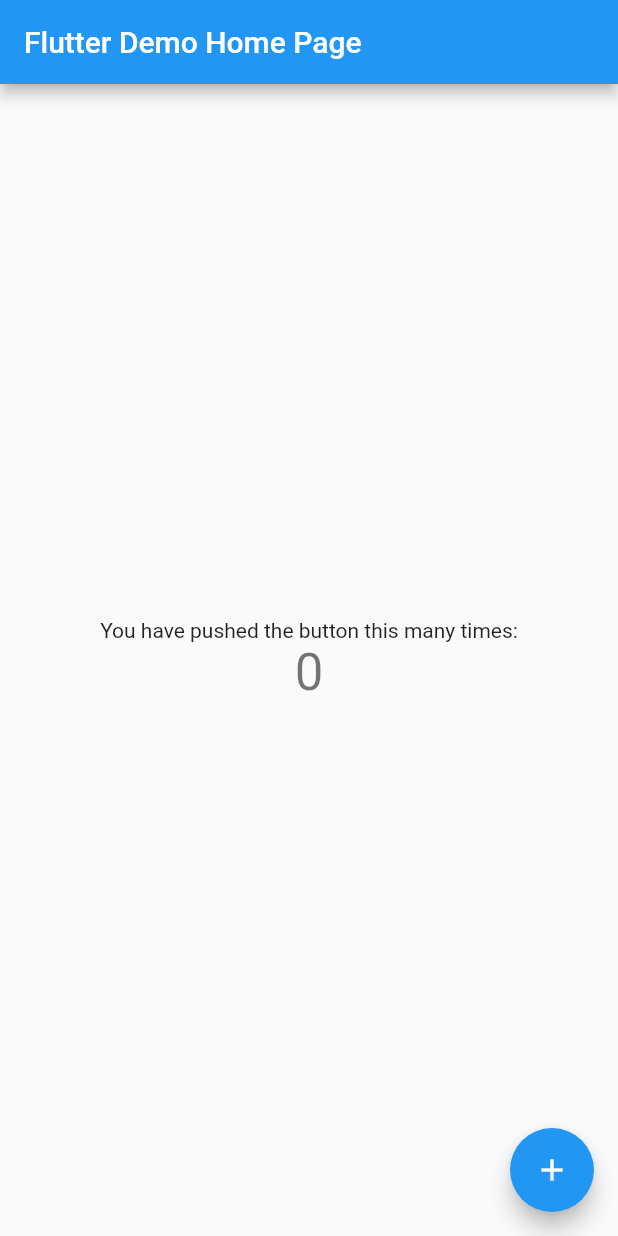
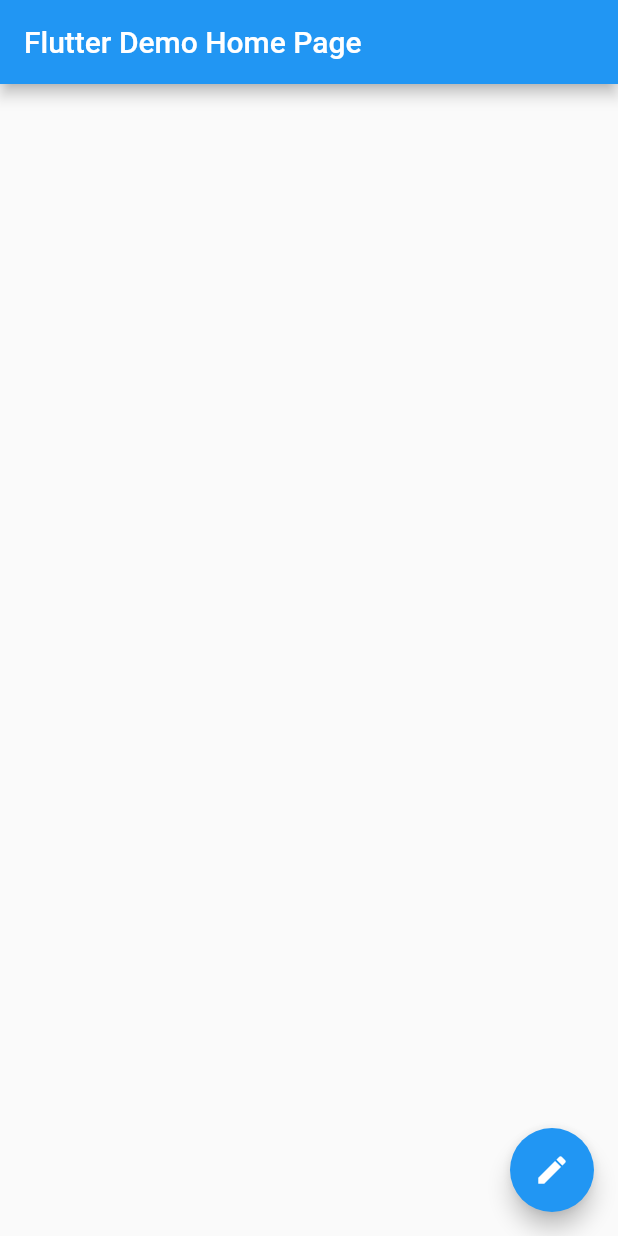
Before and after one commit to katsu17/sendaisns, a Flutter app: the screen it shows after launch, on a phone screen of 412 x 824 dp. Run offline on Flutter 3.47's test engine with Material 2 defaults, Android fonts, the phone set to English and light mode, and no system bars.

Commit message:
コメントとかデフォルトの余計なコードを消した

```diff
--- a/lib/main.dart
+++ b/lib/main.dart
@@ -9,15 +9,6 @@ class MyApp extends StatelessWidget {
     return MaterialApp(
       title: 'Flutter Demo',
       theme: ThemeData(
-        // This is the theme of your application.
-        //
-        // Try running your application with "flutter run". You'll see the
-        // application has a blue toolbar. Then, without quitting the app, try
-        // changing the primarySwatch below to Colors.green and then invoke
-        // "hot reload" (press "r" in the console where you ran "flutter run",
-        // or simply save your changes to "hot reload" in a Flutter IDE).
-        // Notice that the counter didn't reset back to zero; the application
-        // is not restarted.
         primarySwatch: Colors.blue,
       ),
       home: MyHomePage(title: 'Flutter Demo Home Page'),
@@ -28,15 +19,6 @@ class MyApp extends StatelessWidget {
 class MyHomePage extends StatefulWidget {
   MyHomePage({Key key, this.title}) : super(key: key);
 
-  // This widget is the home page of your application. It is stateful, meaning
-  // that it has a State object (defined below) that contains fields that affect
-  // how it looks.
-
-  // This class is the configuration for the state. It holds the values (in this
-  // case the title) provided by the parent (in this case the App widget) and
-  // used by the build method of the State. Fields in a Widget subclass are
-  // always marked "final".
-
   final String title;
 
   @override
@@ -44,68 +26,21 @@ class MyHomePage extends StatefulWidget {
 }
 
 class _MyHomePageState extends State<MyHomePage> {
-  int _counter = 0;
-
-  void _incrementCounter() {
-    setState(() {
-      // This call to setState tells the Flutter framework that something has
-      // changed in this State, which causes it to rerun the build method below
-      // so that the display can reflect the updated values. If we changed
-      // _counter without calling setState(), then the build method would not be
-      // called again, and so nothing would appear to happen.
-      _counter++;
-    });
-  }
 
   @override
   Widget build(BuildContext context) {
-    // This method is rerun every time setState is called, for instance as done
-    // by the _incrementCounter method above.
-    //
-    // The Flutter framework has been optimized to make rerunning build methods
-    // fast, so that you can just rebuild anything that needs updating rather
-    // than having to individually change instances of widgets.
     return Scaffold(
       appBar: AppBar(
-        // Here we take the value from the MyHomePage object that was created by
-        // the App.build method, and use it to set our appbar title.
         title: Text(widget.title),
       ),
-      body: Center(
-        // Center is a layout widget. It takes a single child and positions it
-        // in the middle of the parent.
-        child: Column(
-          // Column is also layout widget. It takes a list of children and
-          // arranges them vertically. By default, it sizes itself to fit its
-          // children horizontally, and tries to be as tall as its parent.
-          //
-          // Invoke "debug painting" (press "p" in the console, choose the
-          // "Toggle Debug Paint" action from the Flutter Inspector in Android
-          // Studio, or the "Toggle Debug Paint" command in Visual Studio Code)
-          // to see the wireframe for each widget.
-          //
-          // Column has various properties to control how it sizes itself and
-          // how it positions its children. Here we use mainAxisAlignment to
-          // center the children vertically; the main axis here is the vertical
-          // axis because Columns are vertical (the cross axis would be
-          // horizontal).
-          mainAxisAlignment: MainAxisAlignment.center,
-          children: <Widget>[
-            Text(
-              'You have pushed the button this many times:',
-            ),
-            Text(
-              '$_counter',
-              style: Theme.of(context).textTheme.display1,
-            ),
-          ],
-        ),
+      body: Container(),
+      floatingActionButton: FloatingActionButton(
+        onPressed: (){
+
+        },
+        tooltip: '投稿',
+        child: Icon(Icons.edit),
       ),
-      floatingActionButton: FloatingActionButton(
-        onPressed: _incrementCounter,
-        tooltip: 'Increment',
-        child: Icon(Icons.add),
-      ), // This trailing comma makes auto-formatting nicer for build methods.
     );
   }
 }
```
